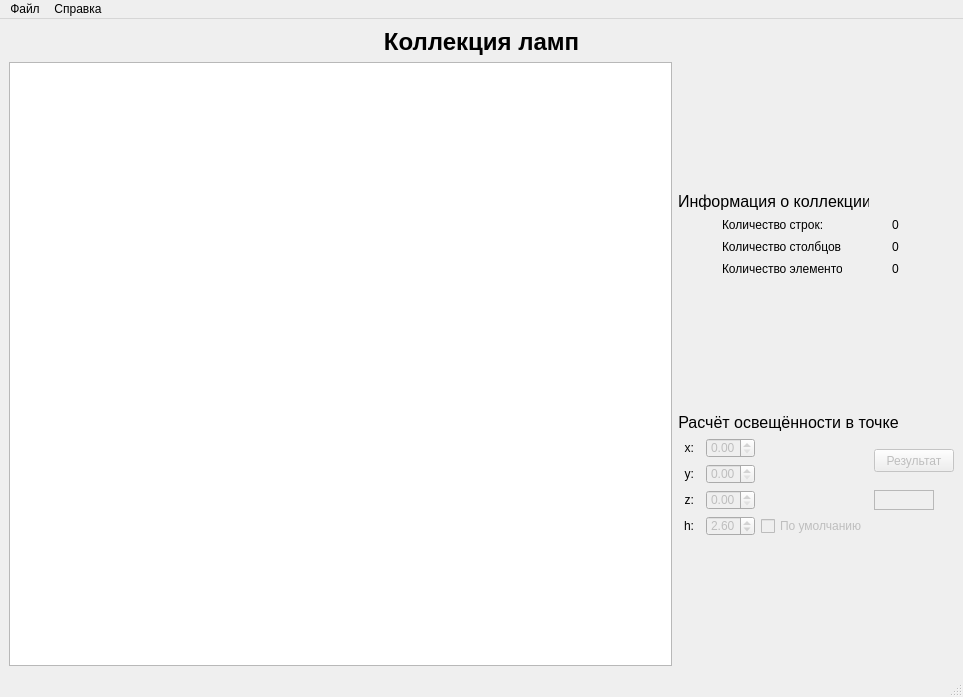
First picture: the form in Lab1/mainwindow.ui, repository lbchashkin/oop-miem, before the edit.
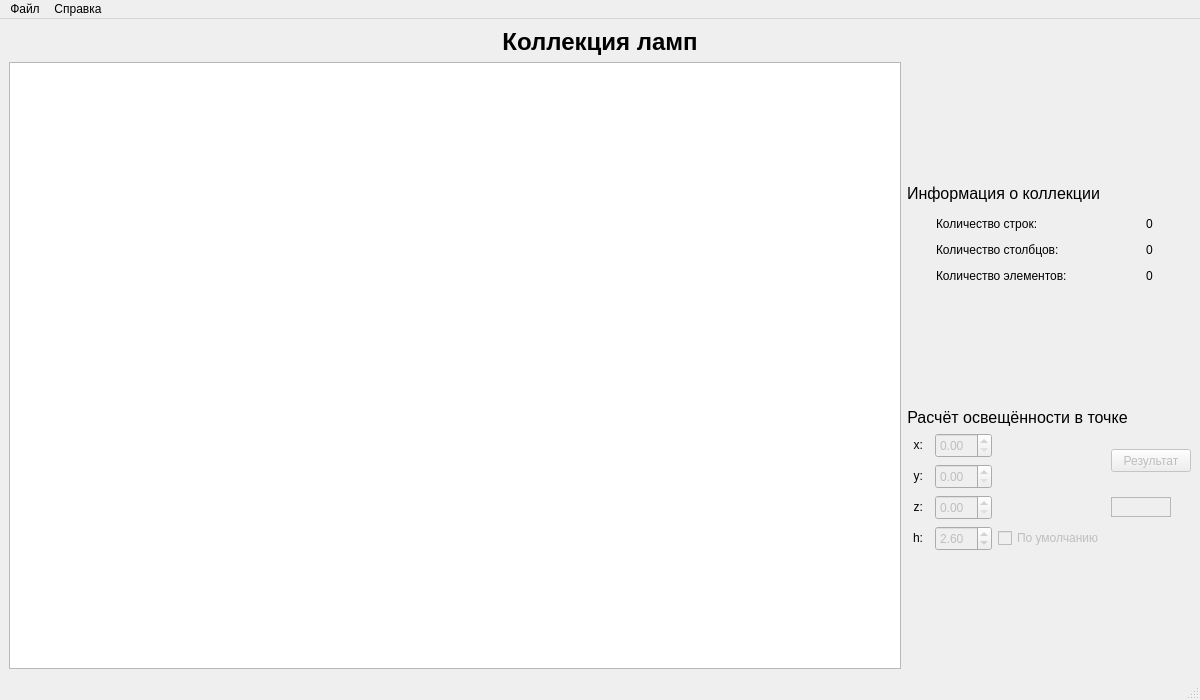
Second picture: the form after the edit.

The edit to the form file:
```diff
--- a/Lab1/mainwindow.ui
+++ b/Lab1/mainwindow.ui
@@ -6,10 +6,16 @@
    <rect>
     <x>0</x>
     <y>0</y>
-    <width>963</width>
-    <height>697</height>
+    <width>1200</width>
+    <height>700</height>
    </rect>
   </property>
+  <property name="minimumSize">
+   <size>
+    <width>1200</width>
+    <height>700</height>
+   </size>
+  </property>
   <property name="windowTitle">
    <string>LampApp</string>
   </property>
@@ -114,8 +120,8 @@
               </property>
               <property name="maximumSize">
                <size>
-                <width>191</width>
-                <height>19</height>
+                <width>300</width>
+                <height>30</height>
                </size>
               </property>
               <property name="font">
@@ -140,14 +146,14 @@
                 </property>
                 <property name="minimumSize">
                  <size>
-                  <width>96</width>
-                  <height>16</height>
+                  <width>175</width>
+                  <height>20</height>
                  </size>
                 </property>
                 <property name="maximumSize">
                  <size>
-                  <width>120</width>
-                  <height>16</height>
+                  <width>175</width>
+                  <height>20</height>
                  </size>
                 </property>
                 <property name="text">
@@ -194,14 +200,14 @@
                 </property>
                 <property name="minimumSize">
                  <size>
-                  <width>114</width>
-                  <height>16</height>
+                  <width>175</width>
+                  <height>20</height>
                  </size>
                 </property>
                 <property name="maximumSize">
                  <size>
-                  <width>120</width>
-                  <height>16</height>
+                  <width>175</width>
+                  <height>20</height>
                  </size>
                 </property>
                 <property name="text">
@@ -248,14 +254,14 @@
                 </property>
                 <property name="minimumSize">
                  <size>
-                  <width>120</width>
-                  <height>16</height>
+                  <width>175</width>
+                  <height>20</height>
                  </size>
                 </property>
                 <property name="maximumSize">
                  <size>
-                  <width>120</width>
-                  <height>16</height>
+                  <width>175</width>
+                  <height>20</height>
                  </size>
                 </property>
                 <property name="text">
@@ -330,8 +336,8 @@
                <string>&lt;!DOCTYPE HTML PUBLIC &quot;-//W3C//DTD HTML 4.0//EN&quot; &quot;http://www.w3.org/TR/REC-html40/strict.dtd&quot;&gt;
 &lt;html&gt;&lt;head&gt;&lt;meta name=&quot;qrichtext&quot; content=&quot;1&quot; /&gt;&lt;style type=&quot;text/css&quot;&gt;
 p, li { white-space: pre-wrap; }
-&lt;/style&gt;&lt;/head&gt;&lt;body style=&quot; font-family:'MS Shell Dlg 2'; font-size:8.25pt; font-weight:400; font-style:normal;&quot;&gt;
-&lt;p style=&quot;-qt-paragraph-type:empty; margin-top:0px; margin-bottom:0px; margin-left:0px; margin-right:0px; -qt-block-indent:0; text-indent:0px;&quot;&gt;&lt;br /&gt;&lt;/p&gt;&lt;/body&gt;&lt;/html&gt;</string>
+&lt;/style&gt;&lt;/head&gt;&lt;body style=&quot; font-family:'MS Shell Dlg 2'; font-size:8pt; font-weight:400; font-style:normal;&quot;&gt;
+&lt;p style=&quot;-qt-paragraph-type:empty; margin-top:0px; margin-bottom:0px; margin-left:0px; margin-right:0px; -qt-block-indent:0; text-indent:0px; font-size:8.25pt;&quot;&gt;&lt;br /&gt;&lt;/p&gt;&lt;/body&gt;&lt;/html&gt;</string>
               </property>
              </widget>
             </item>
@@ -346,13 +352,13 @@
               <property name="minimumSize">
                <size>
                 <width>16</width>
-                <height>16</height>
+                <height>20</height>
                </size>
               </property>
               <property name="maximumSize">
                <size>
                 <width>16</width>
-                <height>16</height>
+                <height>20</height>
                </size>
               </property>
               <property name="text">
@@ -376,14 +382,14 @@
               </property>
               <property name="minimumSize">
                <size>
-                <width>49</width>
-                <height>20</height>
+                <width>57</width>
+                <height>25</height>
                </size>
               </property>
               <property name="maximumSize">
                <size>
-                <width>49</width>
-                <height>20</height>
+                <width>57</width>
+                <height>25</height>
                </size>
               </property>
               <property name="singleStep">
@@ -404,14 +410,14 @@
               </property>
               <property name="minimumSize">
                <size>
-                <width>49</width>
-                <height>20</height>
+                <width>57</width>
+                <height>25</height>
                </size>
               </property>
               <property name="maximumSize">
                <size>
-                <width>49</width>
-                <height>20</height>
+                <width>57</width>
+                <height>25</height>
                </size>
               </property>
               <property name="singleStep">
@@ -430,13 +436,13 @@
               <property name="minimumSize">
                <size>
                 <width>16</width>
-                <height>16</height>
+                <height>20</height>
                </size>
               </property>
               <property name="maximumSize">
                <size>
                 <width>16</width>
-                <height>16</height>
+                <height>20</height>
                </size>
               </property>
               <property name="text">
@@ -460,14 +466,14 @@
               </property>
               <property name="minimumSize">
                <size>
-                <width>49</width>
-                <height>20</height>
+                <width>57</width>
+                <height>25</height>
                </size>
               </property>
               <property name="maximumSize">
                <size>
-                <width>49</width>
-                <height>20</height>
+                <width>57</width>
+                <height>25</height>
                </size>
               </property>
               <property name="minimum">
@@ -513,14 +519,14 @@
               </property>
               <property name="minimumSize">
                <size>
-                <width>49</width>
-                <height>20</height>
+                <width>57</width>
+                <height>25</height>
                </size>
               </property>
               <property name="maximumSize">
                <size>
-                <width>49</width>
-                <height>20</height>
+                <width>57</width>
+                <height>25</height>
                </size>
               </property>
               <property name="singleStep">
@@ -588,13 +594,13 @@
               <property name="minimumSize">
                <size>
                 <width>16</width>
-                <height>16</height>
+                <height>20</height>
                </size>
               </property>
               <property name="maximumSize">
                <size>
                 <width>16</width>
-                <height>16</height>
+                <height>20</height>
                </size>
               </property>
               <property name="text">
@@ -616,13 +622,13 @@
               <property name="minimumSize">
                <size>
                 <width>16</width>
-                <height>16</height>
+                <height>20</height>
                </size>
               </property>
               <property name="maximumSize">
                <size>
                 <width>16</width>
-                <height>16</height>
+                <height>20</height>
                </size>
               </property>
               <property name="text">
@@ -648,7 +654,7 @@
     <rect>
      <x>0</x>
      <y>0</y>
-     <width>963</width>
+     <width>1200</width>
      <height>21</height>
     </rect>
    </property>
```
